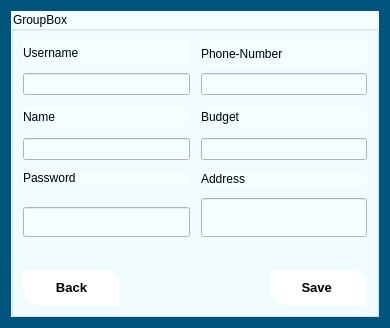
Qt form Login_And_Admin/changeprofile.ui (AP-projects-4001/esm-nadarim) before a commit.
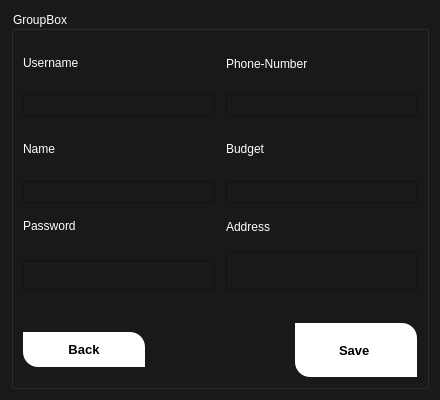
The same form after that commit.

```diff
--- a/Login_And_Admin/changeprofile.ui
+++ b/Login_And_Admin/changeprofile.ui
@@ -6,8 +6,8 @@
    <rect>
     <x>0</x>
     <y>0</y>
-    <width>390</width>
-    <height>328</height>
+    <width>440</width>
+    <height>400</height>
    </rect>
   </property>
   <property name="minimumSize">
@@ -18,21 +18,23 @@
   </property>
   <property name="maximumSize">
    <size>
-    <width>390</width>
-    <height>328</height>
+    <width>440</width>
+    <height>400</height>
    </size>
   </property>
   <property name="windowTitle">
    <string>Form</string>
   </property>
   <property name="styleSheet">
-   <string notr="true">background-color: rgb(0, 85, 127);</string>
+   <string notr="true">background-color: #19181A;
+font: 600 9pt &quot;Segoe UI&quot;;</string>
   </property>
   <layout class="QVBoxLayout" name="verticalLayout_8">
    <item>
     <widget class="QGroupBox" name="groupBox">
      <property name="styleSheet">
-      <string notr="true">background-color: rgb(242, 254, 255);
+      <string notr="true">background-color: #19181A;
+color: rgb(255, 255, 255);
 font: 600 9pt &quot;Segoe UI&quot;;</string>
      </property>
      <property name="title">
```
Left out of the diff: 24 changed lines with no effect on the pictures.
